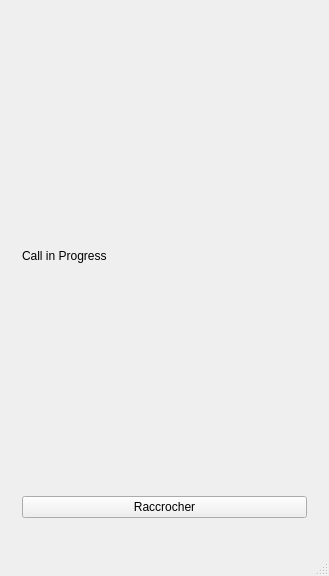
This is Babel/babel.ui in RemiGuillard/Troll-Babel as Qt 5 draws it before an edit. The edited form follows.
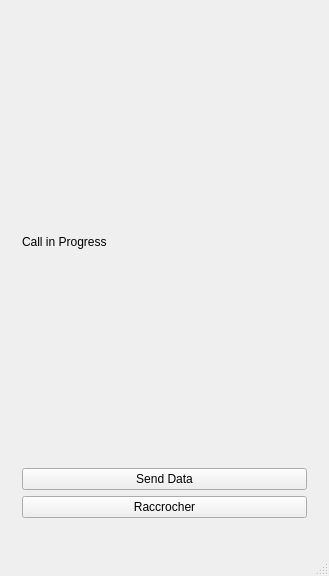
This is the edited form. The open tabs and pages were chosen to show the change. Icons and pictures are not drawn.

Diff of the .ui file:
```diff
--- a/Babel/babel.ui
+++ b/Babel/babel.ui
@@ -307,13 +307,20 @@
           </property>
          </widget>
         </item>
-        <item row="1" column="0">
+        <item row="2" column="0">
          <widget class="QPushButton" name="endCallButton">
           <property name="text">
            <string>Raccrocher</string>
           </property>
          </widget>
         </item>
+        <item row="1" column="0">
+         <widget class="QPushButton" name="sendDataButton">
+          <property name="text">
+           <string>Send Data</string>
+          </property>
+         </widget>
+        </item>
        </layout>
       </widget>
      </widget>
```
